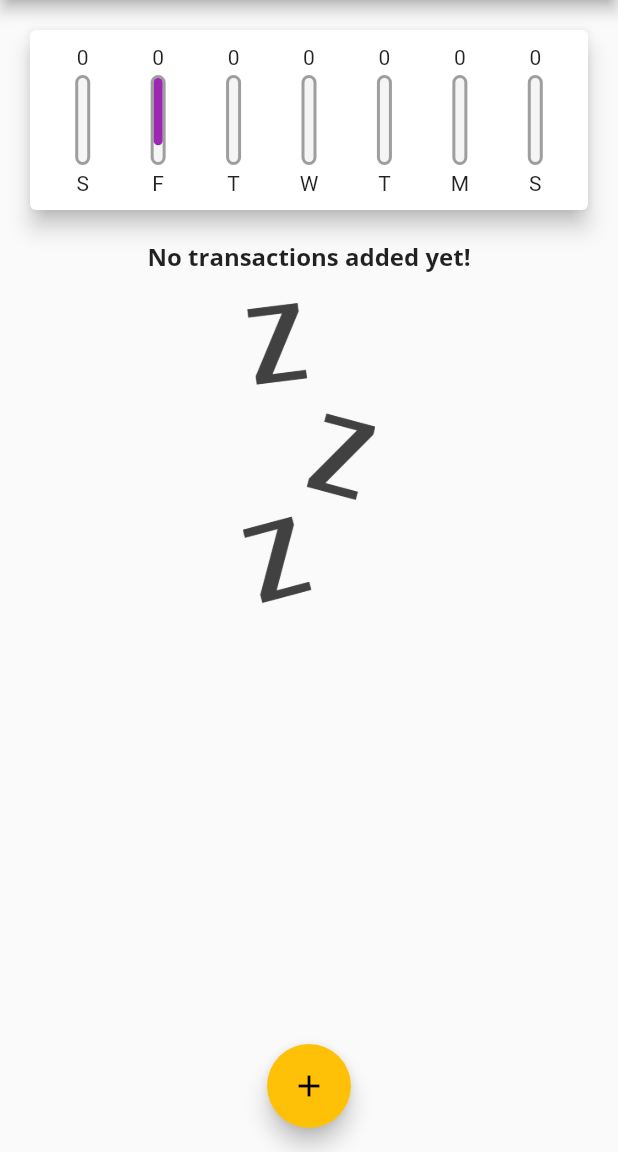
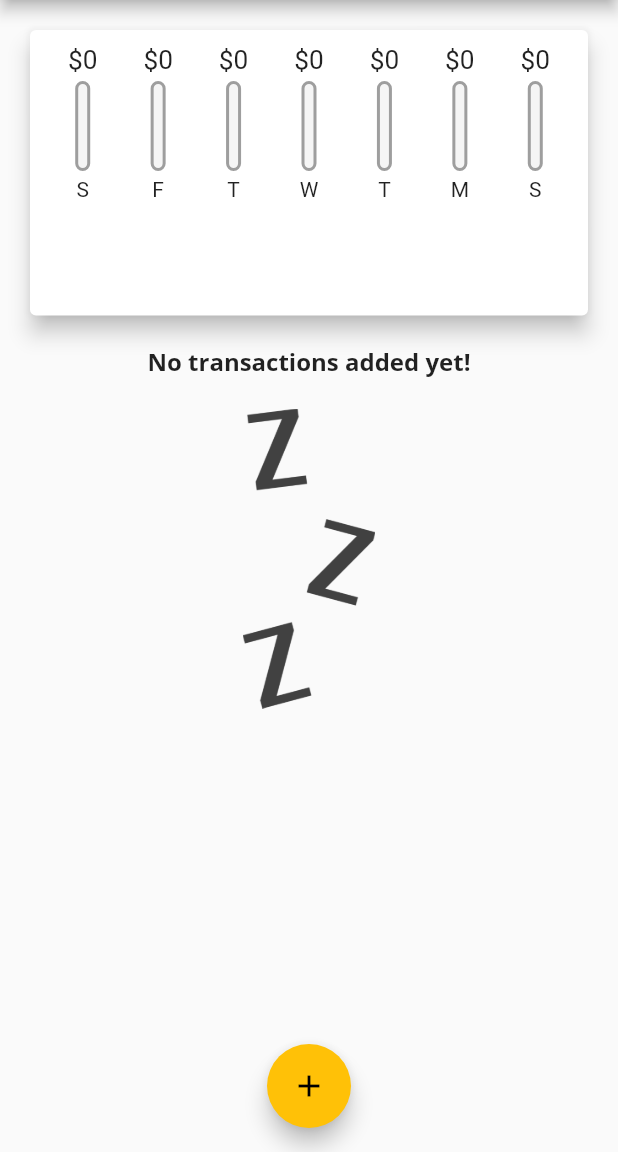
Before and after one commit to Raunakk02/Personal-Expenses-App, a Flutter app: the screen it shows after launch, on a phone screen of 412 x 824 dp, the part 84-1236 px from its top. Run offline on Flutter 3.47's test engine with Material 2 defaults, Android fonts, the phone set to English and light mode, and no system bars.

Commit message:
improved chart visuals

```diff
--- a/lib/main.dart
+++ b/lib/main.dart
@@ -86,8 +86,7 @@ class _MyHomePageState extends State<MyHomePage> {
 
   @override
   Widget build(BuildContext context) {
-    return Scaffold(
-      appBar: AppBar(
+    final appBar = AppBar(
       title: Text('Expense Planner'),
       actions: [
         IconButton(
@@ -95,11 +94,25 @@ class _MyHomePageState extends State<MyHomePage> {
           onPressed: () => _startAddNewTransaction(context),
         ),
       ],
-      ),
+    );
+    return Scaffold(
+      appBar: appBar,
       body: ListView(
         children: <Widget>[
-          Chart(_recentTransactions),
-          TransactionList(_userTransactions),
+          Container(
+            height: (MediaQuery.of(context).size.height -
+                    MediaQuery.of(context).padding.top -
+                    appBar.preferredSize.height) *
+                0.3,
+            child: Chart(_recentTransactions),
+          ),
+          Container(
+            height: (MediaQuery.of(context).size.height -
+                    MediaQuery.of(context).padding.top -
+                    appBar.preferredSize.height) *
+                0.7,
+            child: TransactionList(_userTransactions),
+          ),
         ],
       ),
       floatingActionButtonLocation: FloatingActionButtonLocation.centerFloat,
--- a/lib/widgets/chart.dart
+++ b/lib/widgets/chart.dart
@@ -49,7 +49,7 @@ class Chart extends StatelessWidget {
                 child: ChartBar(
                   data['day'],
                   data['amount'],
-                  (data['amount'] as double) / _totalSpending,
+                  _totalSpending == 0.0 ? 0.0 : (data['amount'] as double) / _totalSpending,
                 ),
               );
             }).toList(),
--- a/lib/widgets/chart_bar.dart
+++ b/lib/widgets/chart_bar.dart
@@ -9,9 +9,12 @@ class ChartBar extends StatelessWidget {
   Widget build(BuildContext context) {
     return Column(
       children: [
-        FittedBox(
-          child: Text(
-            spendingAmount.toStringAsFixed(0),
+        Container(
+          height: 20,
+          child: FittedBox(
+            child: Text(
+              '\$${spendingAmount.toStringAsFixed(0)}',
+            ),
           ),
         ),
         SizedBox(
@@ -28,7 +31,7 @@ class ChartBar extends StatelessWidget {
           child: Stack(
             children: [
               FractionallySizedBox(
-                heightFactor: day == 'F' ? 0.8 : 0,
+                heightFactor: spendingAmountPCT ,
                 child: Container(
                   decoration: BoxDecoration(
                     color: Theme.of(context).primaryColor,
--- a/lib/widgets/transaction_list.dart
+++ b/lib/widgets/transaction_list.dart
@@ -9,9 +9,7 @@ class TransactionList extends StatelessWidget {
 
   @override
   Widget build(BuildContext context) {
-    return Container(
-      height: 500,
-      child: transactions.isEmpty
+    return transactions.isEmpty
         ? Column(
             children: [
               Text(
@@ -56,8 +54,7 @@ class TransactionList extends StatelessWidget {
                           style: Theme.of(context).textTheme.headline6,
                         ),
                         Text(
-                            DateFormat.yMMMMd()
-                                .format(transactions[index].date),
+                          DateFormat.yMMMMd().format(transactions[index].date),
                           style: TextStyle(color: Colors.grey[700]),
                         ),
                       ],
@@ -67,7 +64,6 @@ class TransactionList extends StatelessWidget {
               );
             },
             itemCount: transactions.length,
-            ),
           );
   }
 }
```
Lines whose indentation alone changed are shown as unchanged.
